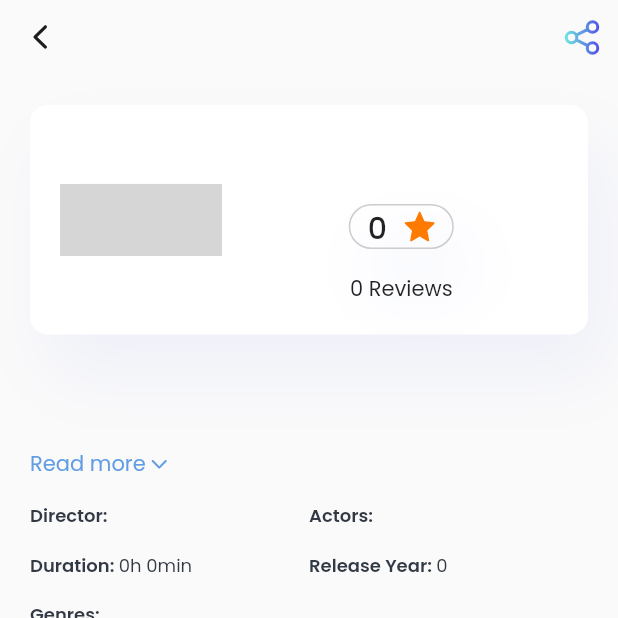
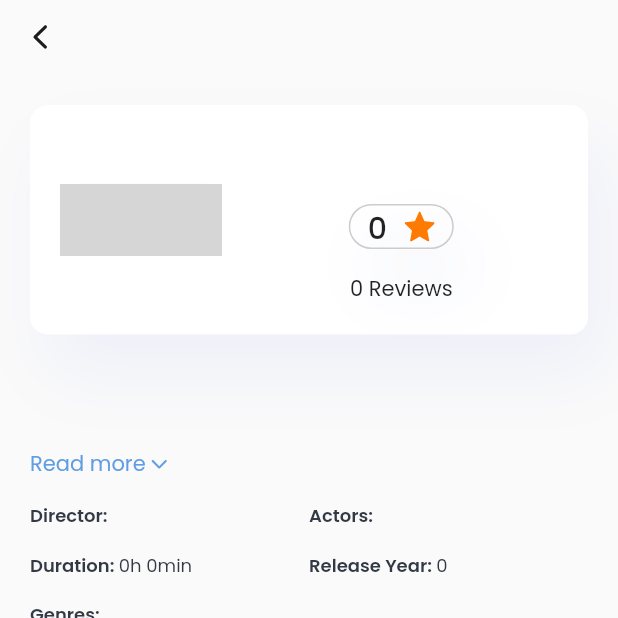
Before and after one commit to dkdeptrai/BookVies, a Flutter app: the DescriptionScreen screen opened directly with empty values, on a phone screen of 412 x 824 dp, the top half of it. Run offline on Flutter 3.47's test engine with Material 2 defaults, Android fonts, the phone set to English and light mode, and no system bars; drawn by our look-alikes of cached_network_image, fl_chart; our stand-ins replace bloc, carousel_slider, cloud_firestore, equatable, firebase_auth, firebase_core and 14 more; accounts and stored records are empty; network calls fail; project files that could hold a hidden picture were left out; grey boxes are pictures that could not be loaded.

```diff
--- a/lib/screens/book_description_screen/description_screen.dart
+++ b/lib/screens/book_description_screen/description_screen.dart
@@ -58,12 +58,12 @@ class _DescriptionScreenState extends State<DescriptionScreen> {
                   Navigator.pop(context);
                 },
                 icon: SvgPicture.asset(AppAssets.icArrowLeft)),
-            actions: [
-              IconButton(
-                onPressed: () {},
-                icon: SvgPicture.asset(AppAssets.icShare),
-              )
-            ],
+            // actions: [
+            //   IconButton(
+            //     onPressed: () {},
+            //     icon: SvgPicture.asset(AppAssets.icShare),
+            //   )
+            // ],
           ),
         ),
         body: SafeArea(
--- a/lib/screens/chat_screen/widgets/chat_messages_widget.dart
+++ b/lib/screens/chat_screen/widgets/chat_messages_widget.dart
@@ -3,7 +3,6 @@ import 'dart:async';
 
 import 'package:bookvies/models/review_model.dart';
 import 'package:bookvies/screens/chat_screen/widgets/message_widget.dart';
-import 'package:bookvies/screens/profile_screen/widgets/review_overview_widget.dart';
 import 'package:bookvies/utils/firebase_constants.dart';
 import 'package:cloud_firestore/cloud_firestore.dart';
 import 'package:flutter/material.dart';
--- a/lib/screens/chat_screen/widgets/message_widget.dart
+++ b/lib/screens/chat_screen/widgets/message_widget.dart
@@ -22,7 +22,7 @@ class MessageWidget extends StatefulWidget {
 }
 
 class _MessageWidgetState extends State<MessageWidget> {
-  late Future<Review> _futureReview;
+  Future<Review>? _futureReview;
   Future<Review> _fetchReview(String reviewId) async {
     return await reviewsRef.doc(reviewId).get().then((doc) {
       return Review.fromMap(doc.data()! as Map<String, dynamic>);
@@ -60,7 +60,7 @@ class _MessageWidgetState extends State<MessageWidget> {
                   ),
                 ],
               ),
-            if (widget.message.type == 'review')
+            if (widget.message.type == 'review' && _futureReview != null)
               FutureBuilder(
                 future: _futureReview,
                 builder: (context, snapshot) {
```
Also changed, not shown: lib/screens/chat_screen/chat_screen.dart (+28 -0 lines).
